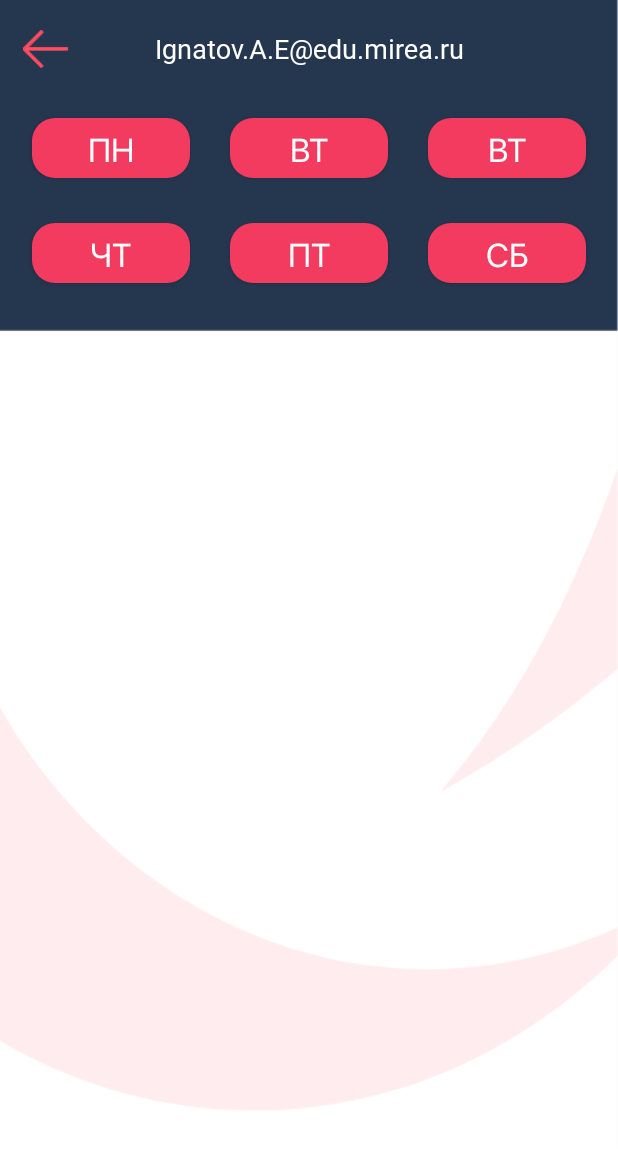
After one commit to sancepan/Dnevnik, an Android app: the ScheduleActivity screen opened directly, with no data from a screen before it, on a phone screen of 412 x 824 dp. The commit adds this screen. Shown: the top 1149 px of the screen. Run offline under Robolectric (Android 15) with nearby library versions, the phone set to English and light mode, and no system bars.

Commit message:
Schedule

```diff
--- a/app/src/main/AndroidManifest.xml
+++ b/app/src/main/AndroidManifest.xml
@@ -9,7 +9,8 @@
         android:roundIcon="@mipmap/ic_launcher_round"
         android:supportsRtl="true"
         android:theme="@style/AppTheme">
-        <activity android:name=".LoginActivity"></activity>
+        <activity android:name=".ScheduleActivity"></activity>
+        <activity android:name=".LoginActivity" />
         <activity android:name=".MainActivity">
             <intent-filter>
                 <action android:name="android.intent.action.MAIN" />
--- /dev/null
+++ b/app/src/main/java/PageFragment.java
@@ -0,0 +1,46 @@
+import java.util.Random;
+
+/*import android.graphics.Color;
+import android.os.Bundle;
+import android.support.v4.app.Fragment;
+import android.view.LayoutInflater;
+import android.view.View;
+import android.view.ViewGroup;
+import android.widget.TextView;
+
+public class PageFragment extends Fragment {
+
+    static final String ARGUMENT_PAGE_NUMBER = "arg_page_number";
+
+    int pageNumber;
+    int backColor;
+
+    static PageFragment newInstance(int page) {
+        PageFragment pageFragment = new PageFragment();
+        Bundle arguments = new Bundle();
+        arguments.putInt(ARGUMENT_PAGE_NUMBER, page);
+        pageFragment.setArguments(arguments);
+        return pageFragment;
+    }
+
+    @Override
+    public void onCreate(Bundle savedInstanceState) {
+        super.onCreate(savedInstanceState);
+        pageNumber = getArguments().getInt(ARGUMENT_PAGE_NUMBER);
+
+        Random rnd = new Random();
+        backColor = Color.argb(40, rnd.nextInt(256), rnd.nextInt(256), rnd.nextInt(256));
+    }
+
+    @Override
+    public View onCreateView(LayoutInflater inflater, ViewGroup container,
+                             Bundle savedInstanceState) {
+        View view = inflater.inflate(R.layout.fragment, null);
+
+        TextView tvPage = (TextView) view.findViewById(R.id.tvPage);
+        tvPage.setText("Page " + pageNumber);
+        tvPage.setBackgroundColor(backColor);
+
+        return view;
+    }
+}*/
--- a/app/src/main/java/com/example/dnevnik/LoginActivity.java
+++ b/app/src/main/java/com/example/dnevnik/LoginActivity.java
@@ -2,6 +2,7 @@ package com.example.dnevnik;
 
 import androidx.appcompat.app.AppCompatActivity;
 
+import android.content.Intent;
 import android.os.Bundle;
 import android.view.View;
 import android.widget.Button;
@@ -11,6 +12,7 @@ import android.widget.ImageView;
 public class LoginActivity extends AppCompatActivity {
 
     ImageView backButton;
+    Button loginButton;
 
     @Override
     protected void onCreate(Bundle savedInstanceState) {
@@ -26,5 +28,15 @@ public class LoginActivity extends AppCompatActivity {
             }
         });
 
+        loginButton = findViewById(R.id.loginBtn_2);
+
+        loginButton.setOnClickListener(new View.OnClickListener() {
+            @Override
+            public void onClick(View view) {
+                Intent intent = new Intent(LoginActivity.this, ScheduleActivity.class);
+                startActivity(intent);
+            }
+        });
+
         }
     }
--- /dev/null
+++ b/app/src/main/java/com/example/dnevnik/ScheduleActivity.java
@@ -0,0 +1,27 @@
+package com.example.dnevnik;
+
+import androidx.appcompat.app.AppCompatActivity;
+
+import android.os.Bundle;
+import android.view.View;
+import android.widget.ImageView;
+
+public class ScheduleActivity extends AppCompatActivity {
+
+    ImageView backButton;
+
+    @Override
+    protected void onCreate(Bundle savedInstanceState) {
+        super.onCreate(savedInstanceState);
+        setContentView(R.layout.activity_schedule);
+
+        backButton = findViewById(R.id.backBtn_2);
+
+        backButton.setOnClickListener(new View.OnClickListener() {
+            @Override
+            public void onClick(View v) {
+                finish();
+            }
+        });
+    }
+}
--- /dev/null
+++ b/app/src/main/res/drawable/schbutton.xml
@@ -0,0 +1,7 @@
+<?xml version="1.0" encoding="utf-8"?>
+<shape android:shape="rectangle" xmlns:android="http://schemas.android.com/apk/res/android">
+
+    <corners android:radius="15dp"/>
+    <solid android:color="@color/red"/>
+
+</shape>
--- a/app/src/main/res/layout/activity_login.xml
+++ b/app/src/main/res/layout/activity_login.xml
@@ -39,7 +39,7 @@
         app:layout_constraintVertical_bias="0.05" />
 
     <Button
-        android:id="@+id/button"
+        android:id="@+id/loginBtn_2"
         android:layout_width="162dp"
         android:layout_height="53dp"
         android:layout_marginTop="29dp"
@@ -99,7 +99,7 @@
         app:layout_constraintBottom_toBottomOf="parent"
         app:layout_constraintEnd_toEndOf="parent"
         app:layout_constraintHorizontal_bias="0.654"
-        app:layout_constraintStart_toEndOf="@+id/button"
+        app:layout_constraintStart_toEndOf="@+id/loginBtn_2"
         app:layout_constraintTop_toBottomOf="@+id/editText2"
         app:layout_constraintVertical_bias="0.0" />
 
--- /dev/null
+++ b/app/src/main/res/layout/activity_schedule.xml
@@ -0,0 +1,138 @@
+<?xml version="1.0" encoding="utf-8"?>
+<androidx.constraintlayout.widget.ConstraintLayout xmlns:android="http://schemas.android.com/apk/res/android"
+    xmlns:app="http://schemas.android.com/apk/res-auto"
+    xmlns:tools="http://schemas.android.com/tools"
+    android:layout_width="match_parent"
+    android:layout_height="match_parent"
+    tools:context=".MainActivity"
+    android:background="@drawable/background_2">
+
+    <ImageView
+        android:id="@+id/backBtn_2"
+        android:layout_width="30dp"
+        android:layout_height="30dp"
+        app:layout_constraintBottom_toBottomOf="parent"
+        app:layout_constraintEnd_toEndOf="parent"
+        app:layout_constraintHorizontal_bias="0.04"
+        app:layout_constraintStart_toStartOf="parent"
+        app:layout_constraintTop_toTopOf="parent"
+        app:layout_constraintVertical_bias="0.023"
+        app:srcCompat="@drawable/back" />
+
+    <Button
+        android:id="@+id/button"
+        android:layout_width="105dp"
+        android:layout_height="40dp"
+        android:background="@drawable/schbutton"
+        android:fontFamily="@font/regular"
+        android:text="ПН"
+        android:textAllCaps="false"
+        android:textColor="@color/white"
+        android:textSize="22sp"
+        app:layout_constraintBottom_toBottomOf="parent"
+        app:layout_constraintEnd_toEndOf="parent"
+        app:layout_constraintHorizontal_bias="0.07"
+        app:layout_constraintStart_toStartOf="parent"
+        app:layout_constraintTop_toTopOf="parent"
+        app:layout_constraintVertical_bias="0.1" />
+
+    <Button
+        android:id="@+id/button2"
+        android:layout_width="105dp"
+        android:layout_height="40dp"
+        android:background="@drawable/schbutton"
+        android:fontFamily="@font/regular"
+        android:text="ВТ"
+        android:textAllCaps="false"
+        android:textColor="@color/white"
+        android:textSize="22sp"
+        app:layout_constraintBottom_toBottomOf="parent"
+        app:layout_constraintEnd_toEndOf="parent"
+        app:layout_constraintHorizontal_bias="0.5"
+        app:layout_constraintStart_toStartOf="parent"
+        app:layout_constraintTop_toTopOf="parent"
+        app:layout_constraintVertical_bias="0.1" />
+
+    <Button
+        android:id="@+id/button3"
+        android:layout_width="105dp"
+        android:layout_height="40dp"
+        android:background="@drawable/schbutton"
+        android:fontFamily="@font/regular"
+        android:text="ВТ"
+        android:textAllCaps="false"
+        android:textColor="@color/white"
+        android:textSize="22sp"
+        app:layout_constraintBottom_toBottomOf="parent"
+        app:layout_constraintEnd_toEndOf="parent"
+        app:layout_constraintHorizontal_bias="0.93"
+        app:layout_constraintStart_toStartOf="parent"
+        app:layout_constraintTop_toTopOf="parent"
+        app:layout_constraintVertical_bias="0.1" />
+
+    <Button
+        android:id="@+id/button4"
+        android:layout_width="105dp"
+        android:layout_height="40dp"
+        android:background="@drawable/schbutton"
+        android:fontFamily="@font/regular"
+        android:text="ЧТ"
+        android:textAllCaps="false"
+        android:textColor="@color/white"
+        android:textSize="22sp"
+        app:layout_constraintBottom_toBottomOf="parent"
+        app:layout_constraintEnd_toEndOf="parent"
+        app:layout_constraintHorizontal_bias="0.07"
+        app:layout_constraintStart_toStartOf="parent"
+        app:layout_constraintTop_toTopOf="parent"
+        app:layout_constraintVertical_bias="0.19" />
+
+    <Button
+        android:id="@+id/button5"
+        android:layout_width="105dp"
+        android:layout_height="40dp"
+        android:background="@drawable/schbutton"
+        android:fontFamily="@font/regular"
+        android:text="ПТ"
+        android:textAllCaps="false"
+        android:textColor="@color/white"
+        android:textSize="22sp"
+        app:layout_constraintBottom_toBottomOf="parent"
+        app:layout_constraintEnd_toEndOf="parent"
+        app:layout_constraintHorizontal_bias="0.5"
+        app:layout_constraintStart_toStartOf="parent"
+        app:layout_constraintTop_toTopOf="parent"
+        app:layout_constraintVertical_bias="0.19" />
+
+    <Button
+        android:id="@+id/button6"
+        android:layout_width="105dp"
+        android:layout_height="40dp"
+        android:background="@drawable/schbutton"
+        android:fontFamily="@font/regular"
+        android:text="СБ"
+        android:textAllCaps="false"
+        android:textColor="@color/white"
+        android:textSize="22sp"
+        app:layout_constraintBottom_toBottomOf="parent"
+        app:layout_constraintEnd_toEndOf="parent"
+        app:layout_constraintHorizontal_bias="0.93"
+        app:layout_constraintStart_toStartOf="parent"
+        app:layout_constraintTop_toTopOf="parent"
+        app:layout_constraintVertical_bias="0.19" />
+
+    <TextView
+        android:id="@+id/textView7"
+        android:layout_width="wrap_content"
+        android:layout_height="wrap_content"
+        android:fontFamily="@font/light"
+        android:text="Ignatov.A.E@edu.mirea.ru"
+        android:textColor="@color/white"
+        android:textSize="18sp"
+        app:layout_constraintBottom_toBottomOf="parent"
+        app:layout_constraintEnd_toEndOf="parent"
+        app:layout_constraintStart_toStartOf="parent"
+        app:layout_constraintTop_toTopOf="parent"
+        app:layout_constraintVertical_bias="0.025" />
+
+</androidx.constraintlayout.widget.ConstraintLayout>
```
Also changed, not shown: app/src/main/res/drawable-hdpi/background_2.png (added), app/src/main/res/drawable-ldpi/background_2.png (added), app/src/main/res/drawable-mdpi/background_2.png (added), app/src/main/res/drawable-xhdpi/background_2.png (added), app/src/main/res/drawable-xxhdpi/background_2.png (added), app/src/main/res/drawable-xxxhdpi/background_2.png (added).
